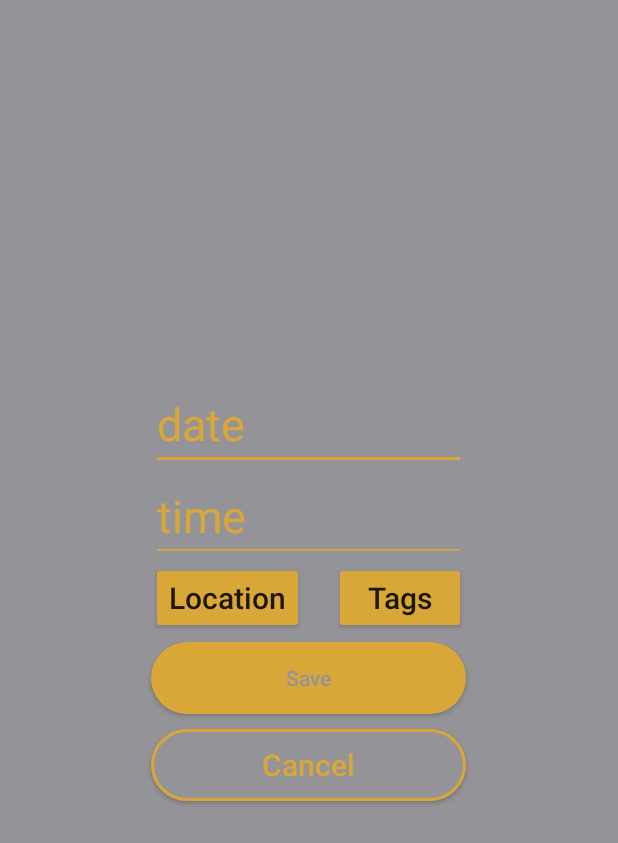
After one commit to Gardin125/UltimateCM, an Android app: the EditMeetingActivity screen opened directly, with no data from a screen before it, on a phone screen of 412 x 824 dp. The commit adds this screen. Shown: the top 843 px of the screen. Run offline under Robolectric (Android 15) with nearby library versions, the phone set to English and light mode, and no system bars.

Commit message:
change a few things

```diff
--- a/app/src/main/java/com/example/ultimatecm/CreateCarMeetActivity.java
+++ b/app/src/main/java/com/example/ultimatecm/CreateCarMeetActivity.java
@@ -31,7 +31,6 @@ public class CreateCarMeetActivity extends AppCompatActivity {
     int verify = 0;
     CarMeet carMeet = new CarMeet();
     Location location;
-    CheckBox cbAmericans, cbOldCars, cbEveryoneWelcomed, cbNewCars, cbPublic, cbPrivate;
     private ArrayList<String> selectedTagsList = new ArrayList<String>();
     private boolean[] tagCheckedState = new boolean[6]; // 6 tags
 
--- /dev/null
+++ b/app/src/main/java/com/example/ultimatecm/EditMeetingActivity.java
@@ -0,0 +1,155 @@
+package com.example.ultimatecm;
+
+import androidx.appcompat.app.AppCompatActivity;
+
+import android.app.DatePickerDialog;
+import android.app.TimePickerDialog;
+import android.content.Intent;
+import android.os.Bundle;
+import android.view.View;
+import android.widget.Button;
+import android.widget.DatePicker;
+import android.widget.EditText;
+import android.widget.TextView;
+import android.widget.TimePicker;
+import android.widget.Toast;
+
+import com.google.android.gms.maps.model.LatLng;
+
+import java.util.Calendar;
+
+public class EditMeetingActivity extends AppCompatActivity {
+    EditText etDate, etTime;
+    Button btnChangeLocation, btnChangeTags, btnCancel, btnSave;
+    int verify = 0;
+    Location location;
+    TextView tvError;
+
+    @Override
+    protected void onCreate(Bundle savedInstanceState) {
+        super.onCreate(savedInstanceState);
+        setContentView(R.layout.edit_meeting_activity);
+
+        etDate = findViewById(R.id.etDate);
+        etTime = findViewById(R.id.etTime);
+        btnChangeLocation = findViewById(R.id.btnChangeLocation);
+        btnChangeTags = findViewById(R.id.btnChangeTags);
+        btnCancel = findViewById(R.id.btnCancel);
+        btnSave = findViewById(R.id.btnSave);
+        tvError = findViewById(R.id.tvError);
+
+        Intent intent = getIntent();
+        if (intent.getExtras() != null)
+        {
+            etDate.setOnClickListener(new View.OnClickListener() {
+                @Override
+                public void onClick(View v) {
+                    createDateDialog();
+                }
+            });
+
+            etTime.setOnClickListener(new View.OnClickListener() {
+                @Override
+                public void onClick(View v) {
+                    createTimeDialog();
+                }
+            });
+
+            btnChangeLocation.setOnClickListener(new View.OnClickListener() {
+                @Override
+                public void onClick(View v) {
+                    pickPointOnMap();
+                }
+            });
+        }
+
+        btnSave.setOnClickListener(new View.OnClickListener() {
+            @Override
+            public void onClick(View v) {
+                if (etDate.getText().toString().length() > 0 && etTime.getText().toString().length() > 0 && verify != 0)
+                {
+                    Intent intent = new Intent();
+                    intent.putExtra("DATE", etDate.getText().toString());
+                    intent.putExtra("TIME", etTime.getText().toString());
+                    intent.putExtra("LOCATION LATITUDE", location.getLatitude());
+                    intent.putExtra("LOCATION LONGITUDE", location.getLongitude());
+                    setResult(RESULT_OK);
+                    finish();
+                }
+                else {
+                    tvError.setText("Please fill all the information .");
+                }
+            }
+        });
+
+        btnCancel.setOnClickListener(new View.OnClickListener() {
+            @Override
+            public void onClick(View v) {
+                setResult(RESULT_CANCELED, null);
+                finish();
+            }
+        });
+
+    }
+
+
+    static final int PICK_MAP_POINT_REQUEST = 999;  // The request code
+
+    private void pickPointOnMap() {
+        Intent pickPointIntent = new Intent(this, MapsActivity.class);
+        startActivityForResult(pickPointIntent, PICK_MAP_POINT_REQUEST);
+    }
+
+    @Override
+    protected void onActivityResult(int requestCode, int resultCode, Intent data) {
+        super.onActivityResult(requestCode, resultCode, data);
+        if (requestCode == PICK_MAP_POINT_REQUEST) {
+            // Make sure the request was successful
+            if (resultCode == RESULT_OK) {
+                LatLng latLng = (LatLng) data.getParcelableExtra("picked_point");
+                verify = data.getIntExtra("VERIFY", 0);
+                Toast.makeText(this, "Point Chosen: " + latLng.latitude + " " + latLng.longitude, Toast.LENGTH_LONG).show();
+
+                // Assuming location is a Location variable in your CarMeet class
+                location = new Location();
+                location.setLatitude((float) latLng.latitude);
+                location.setLongitude((float) latLng.longitude);
+            }
+        }
+    }
+
+    public void createDateDialog() {
+        Calendar systemCalender = Calendar.getInstance();
+        int year = systemCalender.get(Calendar.YEAR);
+        int month = systemCalender.get(Calendar.MONTH);
+        int day = systemCalender.get(Calendar.DAY_OF_MONTH);
+        DatePickerDialog datePickerDialog = new DatePickerDialog(this, new EditMeetingActivity.SetDate(), year, month, day);
+        datePickerDialog.show();
+    }
+
+    public void createTimeDialog() {
+        Calendar systemCalender = Calendar.getInstance();
+        int hour = systemCalender.get(Calendar.HOUR_OF_DAY);
+        int minute = systemCalender.get(Calendar.MINUTE);
+        TimePickerDialog timePickerDialog = new TimePickerDialog(this, new EditMeetingActivity.SetYourTime(), hour, minute, true);
+        timePickerDialog.show();
+    }
+
+    public class SetDate implements DatePickerDialog.OnDateSetListener {
+        @Override
+        public void onDateSet(DatePicker view, int year, int monthOfYear, int dayOfMonth) {
+            monthOfYear += 1;
+            String str = dayOfMonth + "/" + monthOfYear + "/" + year;
+            Toast.makeText(EditMeetingActivity.this, str, Toast.LENGTH_LONG).show();
+            etDate.setText(str);
+        }
+    }
+
+    public class SetYourTime implements TimePickerDialog.OnTimeSetListener {
+        @Override
+        public void onTimeSet(TimePicker view, int hourOfDay, int minute) {
+            String str = hourOfDay + ":" + minute;
+            etTime.setText(str);
+        }
+    }
+}
--- /dev/null
+++ b/app/src/main/res/layout/edit_meeting_activity.xml
@@ -0,0 +1,84 @@
+<?xml version="1.0" encoding="utf-8"?>
+<LinearLayout xmlns:android="http://schemas.android.com/apk/res/android"
+    android:layout_width="match_parent"
+    android:layout_height="match_parent"
+    android:gravity="center"
+    android:background="#949398"
+    android:orientation="vertical">
+
+    <EditText
+        android:id="@+id/etDate"
+        android:layout_width="210dp"
+        android:layout_height="wrap_content"
+        android:hint="date"
+        android:textSize="30sp"
+        android:backgroundTint="#d9a737"
+        android:textColorHint="#d9a737"
+        />
+
+    <EditText
+        android:id="@+id/etTime"
+        android:layout_width="210dp"
+        android:layout_height="wrap_content"
+        android:hint="time"
+        android:textSize="30sp"
+        android:backgroundTint="#d9a737"
+        android:textColorHint="#d9a737"
+        />
+
+    <LinearLayout
+        android:layout_width="wrap_content"
+        android:layout_height="wrap_content"
+        android:layout_marginBottom="5dp">
+
+        <Button
+            android:id="@+id/btnChangeLocation"
+            android:layout_width="wrap_content"
+            android:layout_height="wrap_content"
+            android:text="Location"
+            android:textSize="20dp"
+            android:layout_marginRight="20dp"
+            android:textAllCaps="false"
+            android:backgroundTint="#d9a737" />
+
+        <Button
+            android:id="@+id/btnChangeTags"
+            android:layout_width="wrap_content"
+            android:layout_height="wrap_content"
+            android:textSize="20dp"
+            android:text="Tags"
+            android:textAllCaps="false"
+            android:backgroundTint="#d9a737"/>
+
+    </LinearLayout>
+
+    <Button
+        android:id="@+id/btnSave"
+        android:layout_width="210dp"
+        android:layout_height="wrap_content"
+        android:textAllCaps="false"
+        android:background="@drawable/custom_button"
+        android:textColor="#949398"
+        android:layout_marginBottom="10dp"
+        android:text="Save" />
+
+    <Button
+        android:id="@+id/btnCancel"
+        android:layout_width="210dp"
+        android:layout_height="wrap_content"
+        android:background="@drawable/custom_yellow_button"
+        android:textSize="20dp"
+        android:textColor="#d9a737"
+        android:textAllCaps="false"
+        android:text="Cancel" />
+
+    <TextView
+        android:layout_width="wrap_content"
+        android:layout_height="wrap_content"
+        android:layout_gravity="bottom|center"
+        android:layout_marginTop="10dp"
+        android:textSize="20dp"
+        android:id="@+id/tvError"
+        android:textColor="#FF0000"/>
+
+</LinearLayout>
```
Also changed, not shown: app/src/main/AndroidManifest.xml (+6 -1 lines), app/src/main/java/com/example/ultimatecm/JoinCarMeetActivity.java (+32 -0 lines), app/src/main/java/com/example/ultimatecm/JoinClubActivity.java (+26 -0 lines), app/src/main/res/menu/profile_menu.xml (+6 -3 lines).
